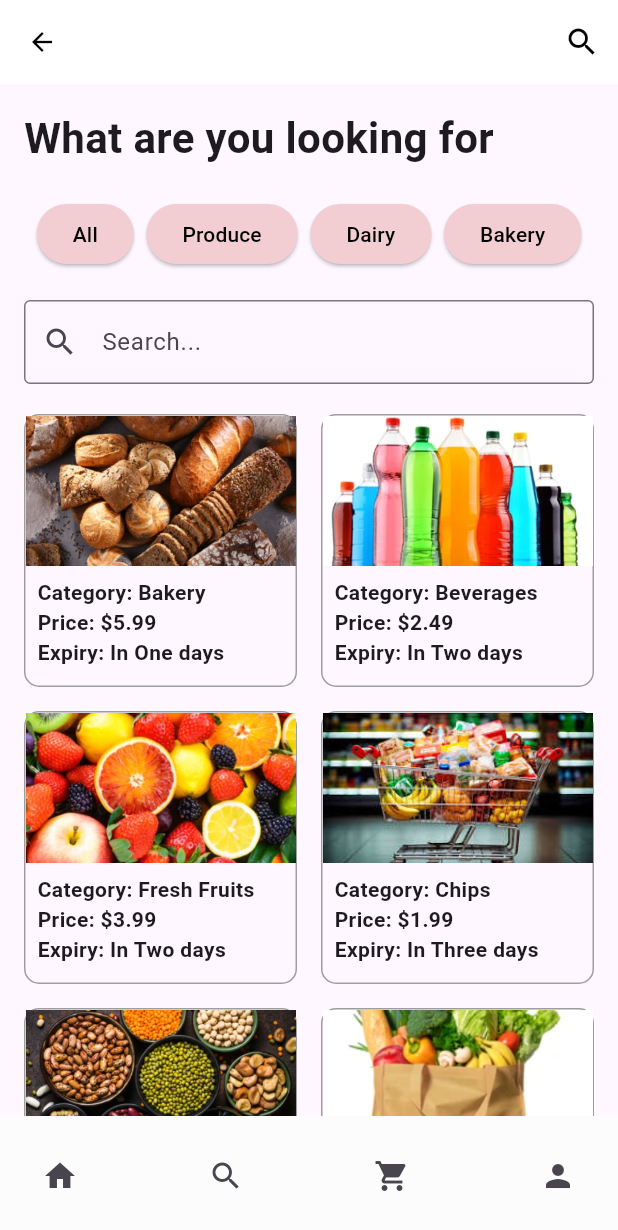
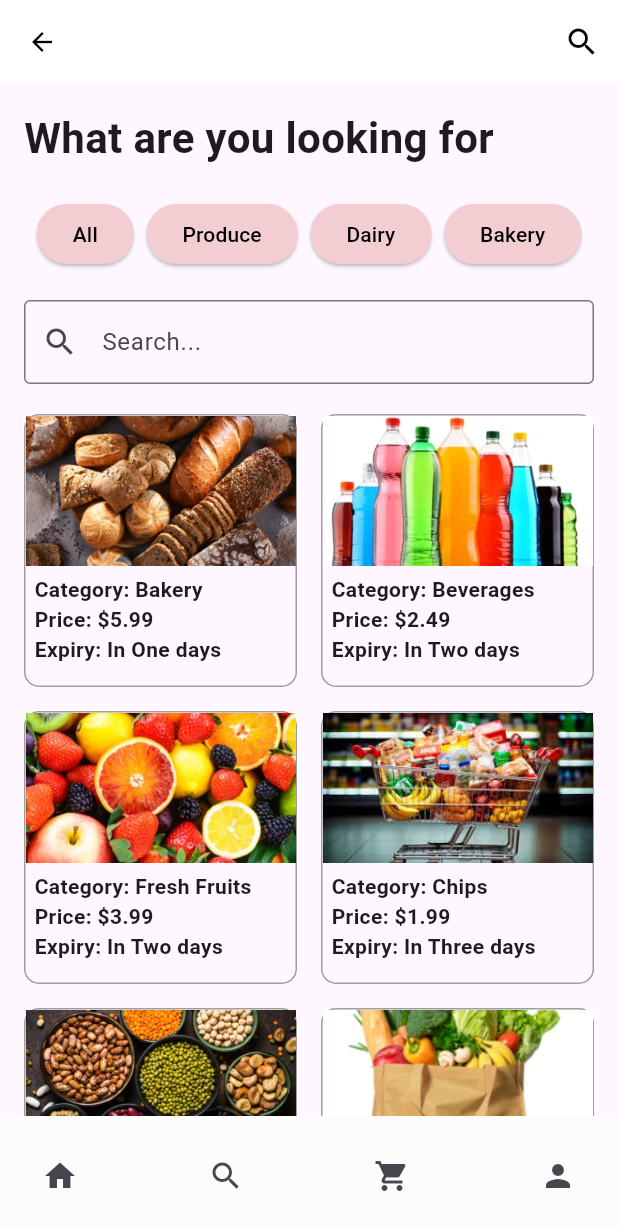
Before and after one commit to sanu00007/MIni-Project-, a Flutter app: the FoodItemPage screen opened directly, item 2 of the bottom bar chosen, on a phone screen of 412 x 824 dp. Shown: the top 1230 px of the screen. Run offline on Flutter 3.47's test engine with Material 3 defaults, Android fonts, the phone set to English and light mode, and no system bars; our stand-ins replace cloud_firestore, firebase_auth, firebase_core, firebase_storage, flutter_map, google_sign_in and 3 more; missing offline and left inert: firebase_app_check, firebase_app_check_platform_interface; accounts and stored records are empty.

Commit message:
overflow correct

```diff
--- a/lib/product.dart
+++ b/lib/product.dart
@@ -211,7 +211,6 @@ class _ProductPageState extends State<Product> {
         'isFeatured': _isFeatured,
         'uid': uid, // Add user UID to the product data
       }).then((value) {
-        // Success message
         ScaffoldMessenger.of(context).showSnackBar(
           SnackBar(content: Text('Product added successfully')),
         );
--- a/lib/shop.dart
+++ b/lib/shop.dart
@@ -185,7 +185,7 @@ class _FoodItemPageState extends State<FoodItemPage> {
                     return Card(
                       elevation: 2,
                       child: Padding(
-                        padding: const EdgeInsets.all(8.0),
+                        padding: const EdgeInsets.all(6),
                         child: Column(
                           crossAxisAlignment: CrossAxisAlignment.start,
                           children: [
--- a/lib/shop_registration.dart
+++ b/lib/shop_registration.dart
@@ -286,7 +286,6 @@ class _ShopregState extends State<Shopreg> {
             SnackBar(content: Text('Failed to register shop owner: $error')),
           );
         });
-
       }).catchError((error) {
         // Error message
         ScaffoldMessenger.of(context).showSnackBar(
--- a/lib/shoplogin.dart
+++ b/lib/shoplogin.dart
@@ -32,8 +32,8 @@ class _ShopLoginState extends State<ShopLogin> {
     String res = await AuthMethods().loginUser(
         email: _emailController.text, password: _passController.text);
     if (res == "success") {
-      Navigator.of(context).pushReplacement(
-          MaterialPageRoute(builder: (context) => const Product()));
+      Navigator.of(context)
+          .pushReplacement(MaterialPageRoute(builder: (context) => Product()));
     } else {
       showSnackbar(res, context);
     }
--- a/lib/widgets/searchresults.dart
+++ b/lib/widgets/searchresults.dart
@@ -220,7 +220,7 @@ class SearchResults extends StatelessWidget {
             fit: BoxFit.cover,
           ),
           Padding(
-            padding: const EdgeInsets.all(8.0),
+            padding: const EdgeInsets.all(6.0),
             child: Column(
               crossAxisAlignment: CrossAxisAlignment.start,
               children: [
```
Lines whose indentation alone changed are shown as unchanged.
